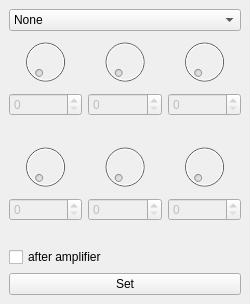
The window that plug/effect.ui (b2ornot2b/plug) describes before a commit, drawn with Qt 5.
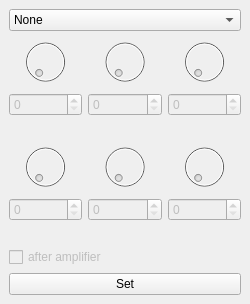
The same window after the commit.

The edit to the form file:
```diff
--- a/plug/effect.ui
+++ b/plug/effect.ui
@@ -426,7 +426,7 @@
       <item>
        <widget class="QCheckBox" name="checkBox">
         <property name="enabled">
-         <bool>true</bool>
+         <bool>false</bool>
         </property>
         <property name="text">
          <string>after amplifier</string>
```
